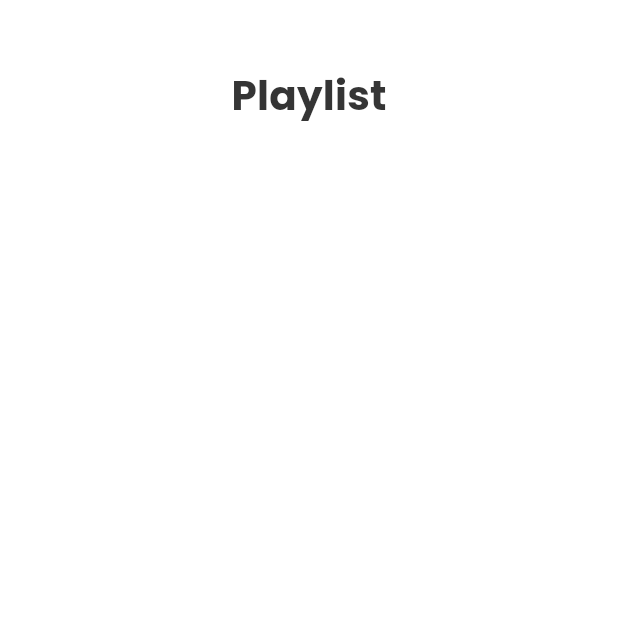
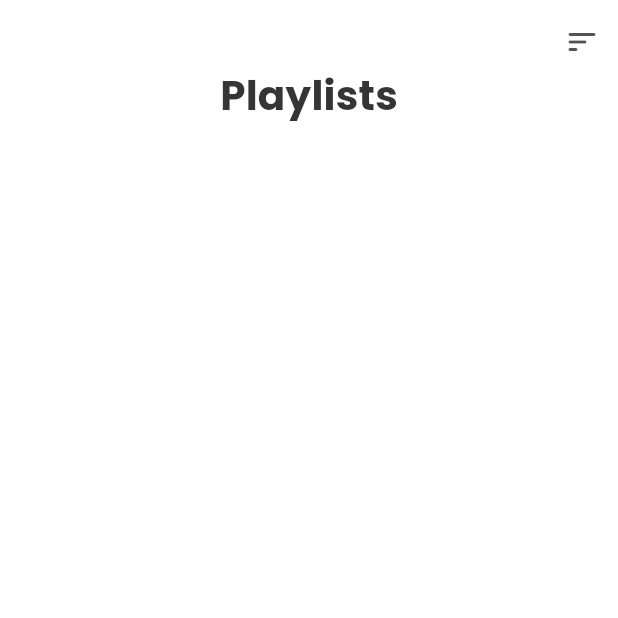
Before and after one commit to flutter-preview/KenStarry-Flow, a Flutter app: the PlaylistScreen screen opened directly, on a phone screen of 412 x 824 dp, the top half of it. Run offline on Flutter 3.47's test engine with Material 2 defaults, Android fonts, the phone set to English and light mode, and no system bars; our stand-ins replace audio_service, azlistview, get, get_it, hive, hive_flutter and 6 more; missing offline and left inert: on_audio_query_platform_interface; accounts and stored records are empty.

Commit message:
Added Sort icon in playlist page

```diff
--- a/lib/features/feature_playlist/presentation/components/playlist_appbar.dart
+++ b/lib/features/feature_playlist/presentation/components/playlist_appbar.dart
@@ -5,23 +5,29 @@ import 'package:flutter/services.dart';
 import 'package:get/get.dart';
 
 SliverAppBar playlistAppBar() {
-
   final CoreController controller = Get.find();
 
   return SliverAppBar(
     systemOverlayStyle: SystemUiOverlayStyle(
         statusBarColor: Theme.of(Get.context!).scaffoldBackgroundColor,
-        statusBarIconBrightness:
-        controller.brightness.value == Brightness.dark
+        statusBarIconBrightness: controller.brightness.value == Brightness.dark
             ? Brightness.light
             : Brightness.dark),
+    actions: [
+      IconButton(
+          onPressed: () {},
+          icon: Icon(
+            Icons.sort_rounded,
+            color: Theme.of(Get.context!).iconTheme.color,
+          ))
+    ],
     expandedHeight: 100,
     floating: false,
     pinned: true,
     backgroundColor: Theme.of(Get.context!).scaffoldBackgroundColor,
     flexibleSpace: FlexibleSpaceBar(
       title: Text(
-        "Playlist",
+        "Playlists",
         style: Theme.of(Get.context!).textTheme.titleSmall,
       ),
       centerTitle: true,
```
